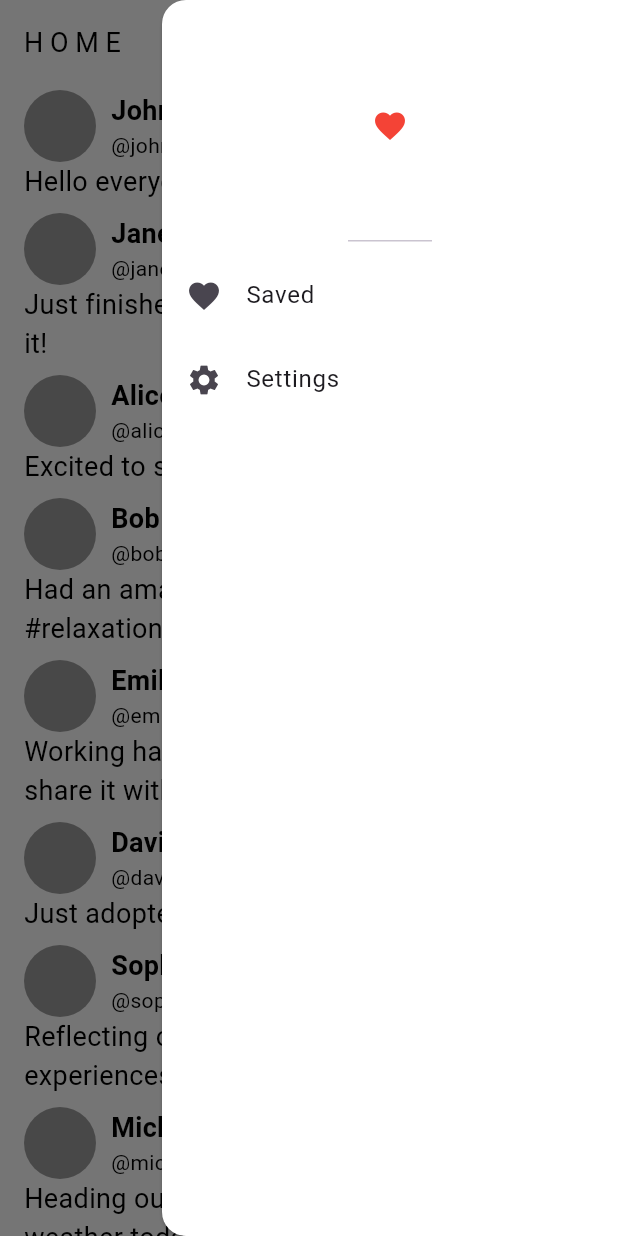
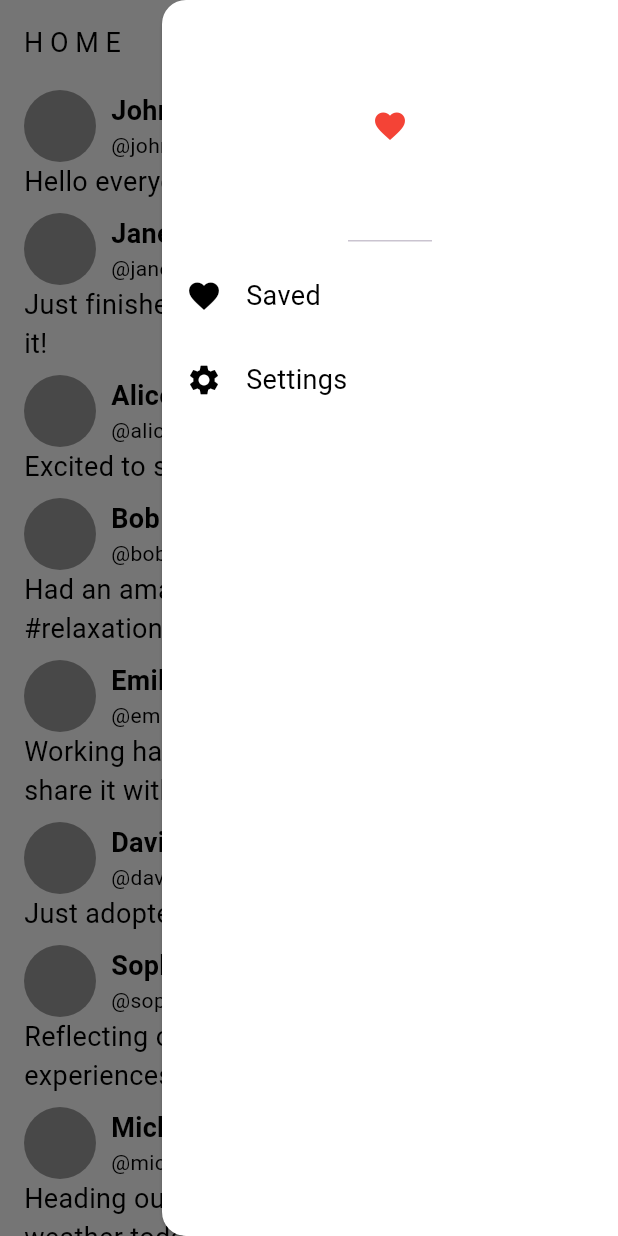
Before and after one commit to Gospel011/themes_test, a Flutter app: the screen it shows after launch, with the side drawer open, on a phone screen of 412 x 824 dp. Run offline on Flutter 3.47's test engine with Material 3 defaults, Android fonts, the phone set to English and light mode, and no system bars.

Commit message:
Added light and dark mode

```diff
--- a/lib/presentation/components/my_drawer.dart
+++ b/lib/presentation/components/my_drawer.dart
@@ -30,24 +30,24 @@ class MyDrawer extends StatelessWidget {
             color: Colors.red,
           )),
           ListTile(
-            leading: const Icon(Icons.favorite),
+            leading: Icon(Icons.favorite, color: Theme.of(context).iconTheme.color),
             onTap: () {
               Navigator.pop(context);
 
               Navigator.of(context).push(
                   MaterialPageRoute(builder: (context) => const SavedPage()));
             },
-            title: const Text("Saved"),
+            title: Text("Saved", style: Theme.of(context).textTheme.bodyMedium,),
           ),
           ListTile(
-            leading: const Icon(Icons.settings),
+            leading: Icon(Icons.settings, color: Theme.of(context).iconTheme.color),
             onTap: () {
               Navigator.pop(context);
 
               Navigator.of(context).push(MaterialPageRoute(
                   builder: (context) => const SettingsPage()));
             },
-            title: const Text("Settings"),
+            title: Text("Settings", style: Theme.of(context).textTheme.bodyMedium,),
           )
         ],
       ),
--- a/lib/presentation/pages/home_page.dart
+++ b/lib/presentation/pages/home_page.dart
@@ -31,7 +31,7 @@ class MyHomePage extends StatelessWidget {
   }
 
   @override
-  Widget build(BuildContext context) {
+  Widget build(BuildContext rootContext) {
     return Scaffold(
       appBar: AppBar(
         title: Text("H O M E"),
@@ -41,7 +41,7 @@ class MyHomePage extends StatelessWidget {
           child: Icon(Icons.add),
           onPressed: () {
             showDialog(
-                context: context,
+                context: rootContext,
                 useRootNavigator: false,
                 builder: (context) => AlertDialog(
                       title: Text("Create Post"),
@@ -62,7 +62,7 @@ class MyHomePage extends StatelessWidget {
                                   onPressed: () {
                                     Navigator.of(context).pop();
                                     print("Post pressed");
-                                    createPost(context.read<PostsProvider>());
+                                    createPost(rootContext.read<PostsProvider>());
                                   },
                                   child: Text("Post"));
                             }
--- a/lib/utils/themes.dart
+++ b/lib/utils/themes.dart
@@ -2,10 +2,15 @@ import 'package:custom_scroll_view/utils/app_constants.dart';
 import 'package:flutter/material.dart';
 
 class AppTheme {
+
+  //* L I G H T   T H E M E
   static final lightTheme = ThemeData(
     scaffoldBackgroundColor: AppConstants.mainColorLight,
+    iconTheme: const IconThemeData(color: AppConstants.mainColorDark),
     appBarTheme: const AppBarTheme(
+    iconTheme: IconThemeData(color: AppConstants.mainColorDark),
       backgroundColor: AppConstants.mainColorLight,
+      actionsIconTheme: IconThemeData(color: AppConstants.mainColorDark),
       titleTextStyle: TextStyle(fontSize: 18, color: AppConstants.darkTextColorMain)
     ),
     primaryColorLight: AppConstants.mainColorLight,
@@ -13,10 +18,15 @@ class AppTheme {
           bodyMedium:
               TextStyle(fontSize: 18, color: AppConstants.darkTextColorMain)));
 
+  //? D A R K   T H E M E
   static final darkTheme = ThemeData(
     scaffoldBackgroundColor: AppConstants.mainColorDark,
+    iconTheme: const IconThemeData(color: AppConstants.mainColorLight),
     appBarTheme: const AppBarTheme(
+    iconTheme: IconThemeData(color: AppConstants.mainColorLight),
       backgroundColor: AppConstants.mainColorDark,
+
+      actionsIconTheme: IconThemeData(color: AppConstants.mainColorLight),
       titleTextStyle: TextStyle(fontSize: 18, color: AppConstants.lightTextColorMain)
     ),
     primaryColorDark: AppConstants.mainColorDark,
```
